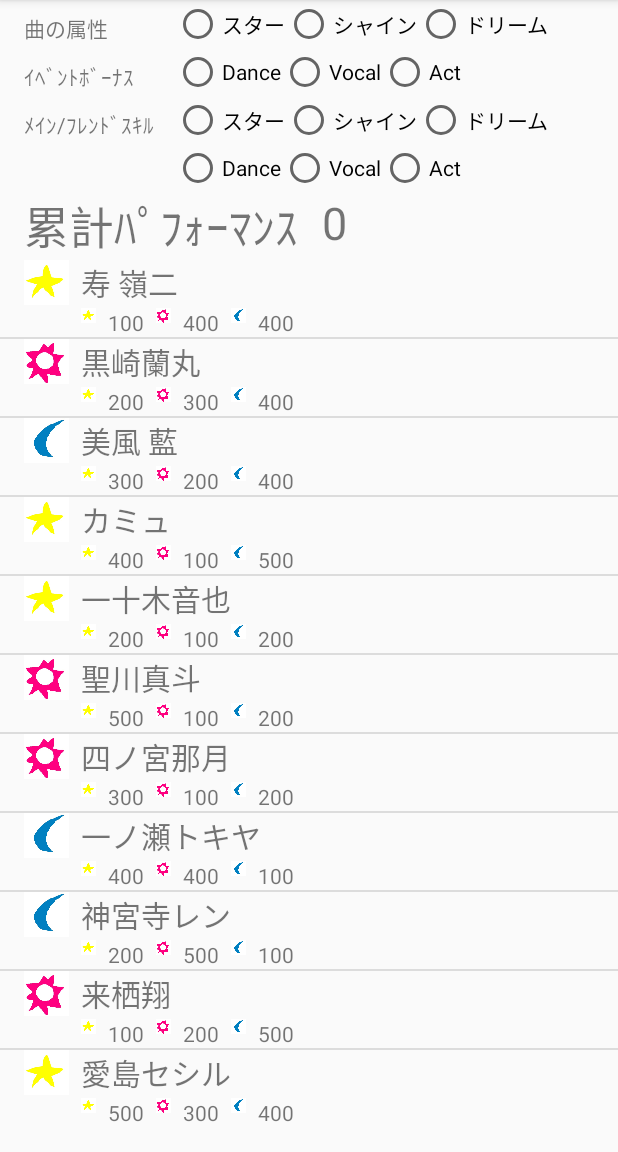
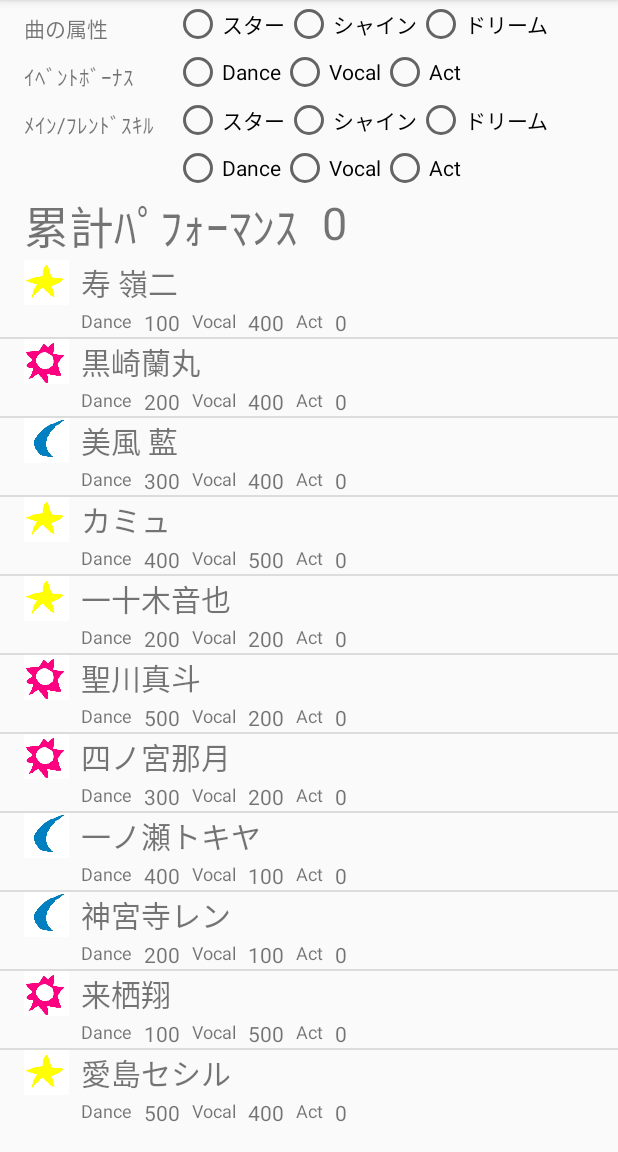
Before and after one commit to ktbkrjj/ShiningLivePerformanceCalculater, an Android app: the screen it shows after launch (MainActivity), on a phone screen of 412 x 824 dp, the part 84-1236 px from its top. Run offline under Robolectric (Android 15) with nearby library versions, the phone set to English and light mode, and no system bars.

Commit message:
[fix] Bromide の持つ能力値が Star / Shine / Dream ではなく Dance / Vocal / Act なので修正した

```diff
--- a/Sources/app/src/main/java/com/example/kenju/shiningliveperformancecalculater/BromideAdapter.kt
+++ b/Sources/app/src/main/java/com/example/kenju/shiningliveperformancecalculater/BromideAdapter.kt
@@ -23,9 +23,9 @@ class BromideAdapter(context: Context, items: List<BromideData>) : ArrayAdapter<
             holder = ViewHolder(
                     view.findViewById<TextView>(R.id.itemName) as TextView,
                     view.findViewById<ImageView>(R.id.itemImageAttribute) as ImageView,
-                    view.findViewById<TextView>(R.id.itemStarValue) as TextView,
-                    view.findViewById<TextView>(R.id.itemShineValue) as TextView,
-                    view.findViewById<TextView>(R.id.itemDreamValue) as TextView
+                    view.findViewById<TextView>(R.id.itemDanceValue) as TextView,
+                    view.findViewById<TextView>(R.id.itemVocalValue) as TextView,
+                    view.findViewById<TextView>(R.id.itemVocalValue) as TextView
             )
             view.tag = holder
         } else {
@@ -35,9 +35,9 @@ class BromideAdapter(context: Context, items: List<BromideData>) : ArrayAdapter<
         val item = getItem(position) as BromideData
         holder.nameTextView.text = item.name
         holder.attributeImageView.setImageBitmap(BitmapFactory.decodeResource(context.resources, item.imageId))
-        holder.starTextView.text = item.star.toString()
-        holder.shineTextView.text = item.shine.toString()
-        holder.dreamTextView.text = item.dream.toString()
+        holder.starTextView.text = item.dance.toString()
+        holder.shineTextView.text = item.vocal.toString()
+        holder.dreamTextView.text = item.act.toString()
 
         return view!!
     }
--- a/Sources/app/src/main/java/com/example/kenju/shiningliveperformancecalculater/BromideData.kt
+++ b/Sources/app/src/main/java/com/example/kenju/shiningliveperformancecalculater/BromideData.kt
@@ -4,7 +4,7 @@ enum class Attribute {
     None, Star, Shine, Dream
 }
 
-data class BromideData(val name: String, val attribute: Attribute, val star: Int, val shine: Int,val dream: Int) {
+data class BromideData(val name: String, val attribute: Attribute, val dance: Int, val vocal: Int,val act: Int) {
     val imageId = when (attribute) {
         Attribute.Star  -> R.drawable.star
         Attribute.Shine -> R.drawable.shine
--- a/Sources/app/src/main/java/com/example/kenju/shiningliveperformancecalculater/Calucurater.kt
+++ b/Sources/app/src/main/java/com/example/kenju/shiningliveperformancecalculater/Calucurater.kt
@@ -5,7 +5,7 @@ class Calucurater(val bromides_: MutableList<BromideData>, val songAttribute: At
         var total = 0
         val unit = bromides_.take(6)
         for (bromide in unit) {
-            var score = (bromide.star + bromide.shine + bromide.dream).toDouble()
+            var score = (bromide.dance + bromide.vocal + bromide.act).toDouble()
             if (bromide.attribute == songAttribute) {
                 score *= 1.3
             }
--- a/Sources/app/src/main/java/com/example/kenju/shiningliveperformancecalculater/MainActivity.kt
+++ b/Sources/app/src/main/java/com/example/kenju/shiningliveperformancecalculater/MainActivity.kt
@@ -48,7 +48,7 @@ class MainActivity : AppCompatActivity() {
     }
 
     fun calcurate() {
-        valueTotal.setText(Calucurater(preset, songAttribute()).getTotalValue().toString())
+        valueTotal.setText(Calucurater(preset, songAttribute(), eventBonus()).getTotalValue().toString())
     }
 
     private fun songAttribute() :Attribute {
@@ -57,6 +57,15 @@ class MainActivity : AppCompatActivity() {
             R.id.button2SongAttribute -> return Attribute.Shine
             R.id.button3SongAttribute -> return Attribute.Dream
             else -> return Attribute.None
+        }
+    }
+
+    private fun eventBonus() :Ability {
+        when (groupEventBonus_?.checkedRadioButtonId) {
+            R.id.button1EventBonus-> return Ability.Dance
+            R.id.button2EventBonus -> return Ability.Vocal
+            R.id.button3EventBonus -> return Ability.Act
+            else -> return Ability.None
         }
     }
 
--- a/Sources/app/src/main/res/layout/listview_item.xml
+++ b/Sources/app/src/main/res/layout/listview_item.xml
@@ -11,7 +11,7 @@
         android:id="@+id/itemImageAttribute"
         android:layout_width="30dp"
         android:layout_height="30dp"
-        android:layout_marginLeft="16dp"
+        android:layout_marginStart="16dp"
         app:srcCompat="@mipmap/ic_launcher_round"
         app:layout_constraintLeft_toLeftOf="parent" />
 
@@ -19,72 +19,73 @@
         android:id="@+id/itemName"
         android:layout_width="wrap_content"
         android:layout_height="wrap_content"
-        android:layout_marginLeft="8dp"
+        android:layout_marginStart="8dp"
         android:text="@string/itemName"
-        android:textSize="20dp"
+        android:textSize="20sp"
         app:layout_constraintLeft_toRightOf="@+id/itemImageAttribute"
         app:layout_constraintTop_toTopOf="@+id/itemImageAttribute" />
 
-    <ImageView
-        android:id="@+id/imageStar"
-        android:layout_width="10dp"
-        android:layout_height="10dp"
+    <TextView
+        android:id="@+id/imageDance"
+        android:layout_width="wrap_content"
+        android:layout_height="wrap_content"
         android:layout_marginTop="2dp"
-        android:layout_marginLeft="8dp"
-        app:srcCompat="@drawable/star"
+        android:layout_marginStart="8dp"
+        android:text="@string/textDance"
+        android:textSize="12sp"
         app:layout_constraintLeft_toRightOf="@+id/itemImageAttribute"
         app:layout_constraintTop_toBottomOf="@+id/itemName" />
 
     <TextView
-        android:id="@+id/itemStarValue"
+        android:id="@+id/itemDanceValue"
+        android:layout_width="wrap_content"
+        android:layout_height="wrap_content"
+        android:layout_marginTop="2dp"
+        android:layout_marginStart="8dp"
+        android:text="@string/valueInit"
+        app:layout_constraintTop_toBottomOf="@+id/itemName"
+        app:layout_constraintLeft_toRightOf="@+id/imageDance" />
+
+    <TextView
+        android:id="@+id/imageVocal"
+        android:layout_width="wrap_content"
+        android:layout_height="wrap_content"
+        android:layout_marginTop="2dp"
+        android:layout_marginStart="8dp"
+        android:text="@string/textVocal"
+        android:textSize="12sp"
+        app:layout_constraintTop_toBottomOf="@+id/itemName"
+        app:layout_constraintLeft_toRightOf="@+id/itemDanceValue" />
+
+    <TextView
+        android:id="@+id/itemVocalValue"
+        android:layout_width="wrap_content"
+        android:layout_height="wrap_content"
+        android:layout_marginTop="2dp"
+        android:layout_marginStart="8dp"
+        android:text="@string/valueInit"
+        app:layout_constraintTop_toBottomOf="@+id/itemName"
+        app:layout_constraintLeft_toRightOf="@+id/imageVocal" />
+
+    <TextView
+        android:id="@+id/imageAct"
         android:layout_width="wrap_content"
         android:layout_height="wrap_content"
         android:layout_marginTop="2dp"
         android:layout_marginLeft="8dp"
-        android:text="@string/itemStarValue"
+        android:text="@string/textAct"
+        android:textSize="12sp"
         app:layout_constraintTop_toBottomOf="@+id/itemName"
-        app:layout_constraintLeft_toRightOf="@+id/imageStar" />
-
-    <ImageView
-        android:id="@+id/imageShine"
-        android:layout_width="10dp"
-        android:layout_height="10dp"
-        android:layout_marginTop="2dp"
-        android:layout_marginLeft="8dp"
-        android:text="@string/itemStarValue"
-        app:srcCompat="@drawable/shine"
-        app:layout_constraintTop_toBottomOf="@+id/itemName"
-        app:layout_constraintLeft_toRightOf="@+id/itemStarValue" />
+        app:layout_constraintLeft_toRightOf="@+id/itemVocalValue" />
 
     <TextView
-        android:id="@+id/itemShineValue"
+        android:id="@+id/itemActValue"
         android:layout_width="wrap_content"
         android:layout_height="wrap_content"
         android:layout_marginTop="2dp"
-        android:layout_marginLeft="8dp"
-        android:text="@string/itemShineValue"
+        android:layout_marginStart="8dp"
+        android:text="@string/valueInit"
         app:layout_constraintTop_toBottomOf="@+id/itemName"
-        app:layout_constraintLeft_toRightOf="@+id/imageShine" />
-
-    <ImageView
-        android:id="@+id/imageDream"
-        android:layout_width="10dp"
-        android:layout_height="10dp"
-        android:layout_marginTop="2dp"
-        android:layout_marginLeft="8dp"
-        android:text="@string/itemStarValue"
-        app:srcCompat="@drawable/dream"
-        app:layout_constraintTop_toBottomOf="@+id/itemName"
-        app:layout_constraintLeft_toRightOf="@+id/itemShineValue" />
-
-    <TextView
-        android:id="@+id/itemDreamValue"
-        android:layout_width="wrap_content"
-        android:layout_height="wrap_content"
-        android:layout_marginTop="2dp"
-        android:layout_marginLeft="8dp"
-        android:text="@string/itemDreamValue"
-        app:layout_constraintTop_toBottomOf="@+id/itemName"
-        app:layout_constraintLeft_toRightOf="@+id/imageDream" />
+        app:layout_constraintLeft_toRightOf="@+id/imageAct" />
 
 </android.support.constraint.ConstraintLayout>
--- a/Sources/app/src/main/res/values/strings.xml
+++ b/Sources/app/src/main/res/values/strings.xml
@@ -12,8 +12,6 @@
     <string name="textTotal">累計ﾊﾟﾌｫｰﾏﾝｽ</string>
     <string name="valueTotal">0</string>
     <string name="itemName">Shining Idol</string>
-    <string name="itemStarValue">0</string>
-    <string name="itemShineValue">0</string>
-    <string name="itemDreamValue">0</string>
+    <string name="valueInit">0</string>
 
 </resources>
```
